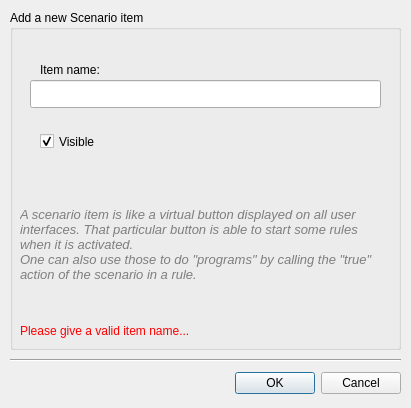
The window that data/DialogNewScenario.ui (calaos/calaos_installer) describes before a commit, drawn with Qt 5.
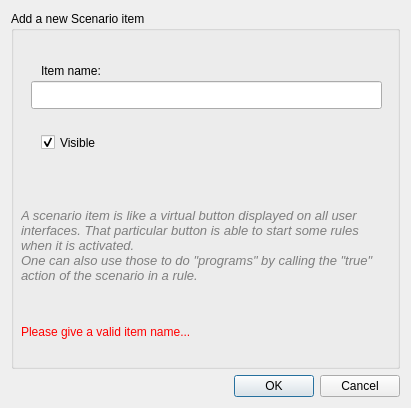
The same window after the commit. Icons and pictures are not drawn.

Patch:
```diff
--- a/data/DialogNewScenario.ui
+++ b/data/DialogNewScenario.ui
@@ -44,44 +44,9 @@
   <property name="modal">
    <bool>true</bool>
   </property>
-  <widget class="QDialogButtonBox" name="buttonBox">
-   <property name="geometry">
-    <rect>
-     <x>10</x>
-     <y>370</y>
-     <width>391</width>
-     <height>27</height>
-    </rect>
-   </property>
-   <property name="orientation">
-    <enum>Qt::Horizontal</enum>
-   </property>
-   <property name="standardButtons">
-    <set>QDialogButtonBox::Cancel|QDialogButtonBox::Ok</set>
-   </property>
-  </widget>
-  <widget class="Line" name="line">
-   <property name="geometry">
-    <rect>
-     <x>10</x>
-     <y>350</y>
-     <width>391</width>
-     <height>20</height>
-    </rect>
-   </property>
-   <property name="orientation">
-    <enum>Qt::Horizontal</enum>
-   </property>
-  </widget>
+  <layout class="QVBoxLayout" name="verticalLayout">
+   <item>
   <widget class="QGroupBox" name="groupBox">
-   <property name="geometry">
-    <rect>
-     <x>10</x>
-     <y>10</y>
-     <width>391</width>
-     <height>340</height>
-    </rect>
-   </property>
    <property name="title">
     <string>Add a new Scenario item</string>
    </property>
@@ -274,6 +239,18 @@
     </property>
    </widget>
   </widget>
+   </item>
+   <item>
+    <widget class="QDialogButtonBox" name="buttonBox">
+     <property name="orientation">
+      <enum>Qt::Horizontal</enum>
+     </property>
+     <property name="standardButtons">
+      <set>QDialogButtonBox::Cancel|QDialogButtonBox::Ok</set>
+     </property>
+    </widget>
+   </item>
+  </layout>
  </widget>
  <resources>
   <include location="resources.qrc"/>
```
Lines whose indentation alone changed are shown as unchanged.
